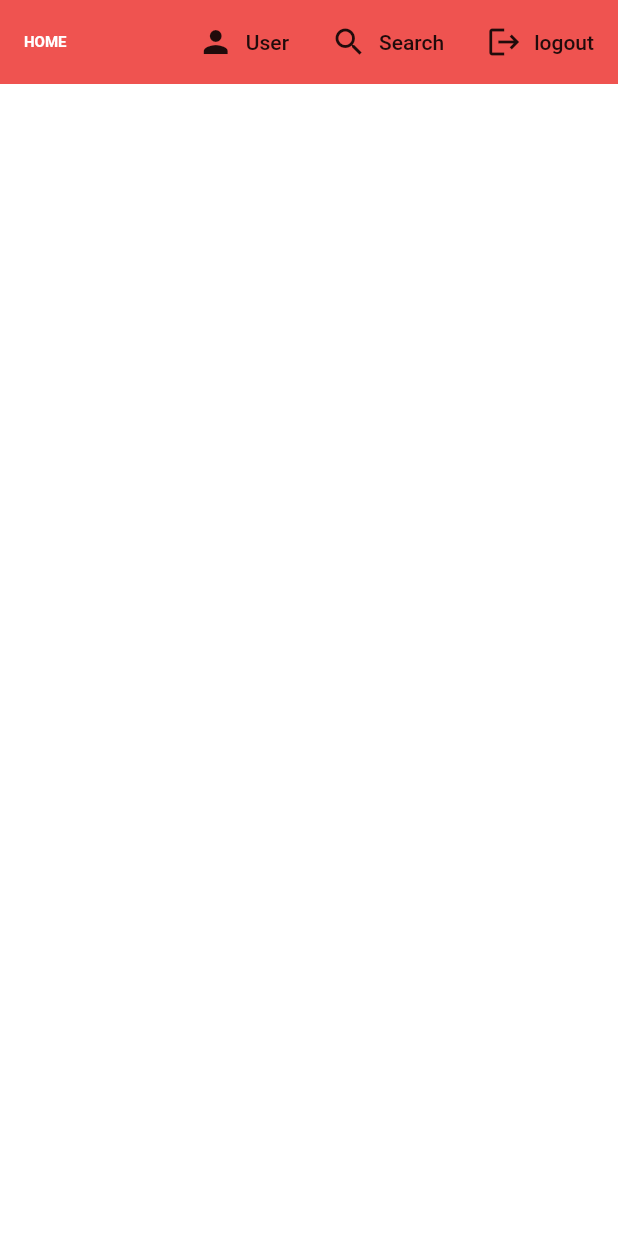
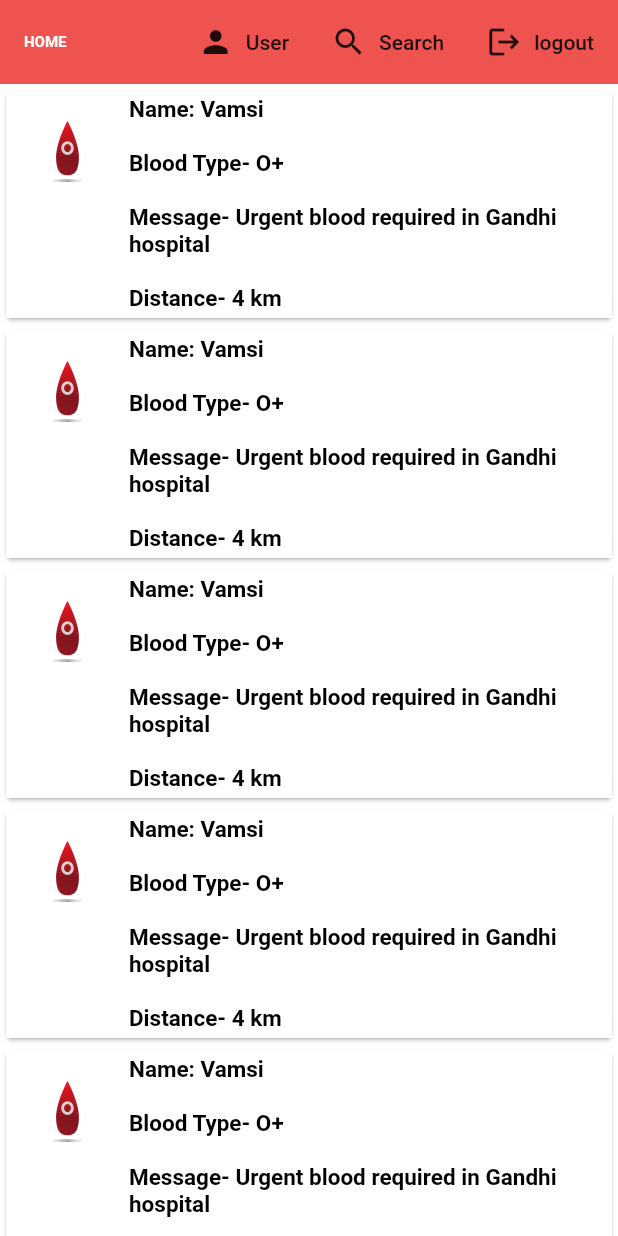
Before and after one commit to DEP-IIT-Ropar/Blood-Donor-App, a Flutter app: the screen it shows once a user with an empty profile is signed in, on a phone screen of 412 x 824 dp. Run offline on Flutter 3.47's test engine with Material 2 defaults, Android fonts, the phone set to English and light mode, and no system bars; our stand-ins replace cloud_firestore, firebase_auth, flutter_spinkit; missing offline and left inert: restcountries; accounts and stored records are empty.

Commit message:
Add files via upload

```diff
--- a/lib/screens/home/home.dart
+++ b/lib/screens/home/home.dart
@@ -1,5 +1,7 @@
 
 import 'package:flutter/material.dart';
+import 'package:myapp/screens/home/donor_list.dart';
+import 'package:myapp/screens/home/req_list.dart';
 import 'package:myapp/screens/home/user_form.dart';
 import 'package:myapp/services/auth.dart';
 import 'package:myapp/screens/home/findonor.dart';
@@ -62,6 +64,7 @@ class Home extends StatelessWidget {
         ],
 
       ),
+      body: ReqList(),
     );
   }
 }
--- /dev/null
+++ b/lib/screens/home/req_list.dart
@@ -0,0 +1,26 @@
+import 'package:flutter/material.dart';
+import 'package:myapp/models/donor.dart';
+import 'package:myapp/screens/home/req_tile.dart';
+import 'package:provider/provider.dart';
+
+class ReqList extends StatefulWidget {
+  @override
+  _ReqListState createState() => _ReqListState();
+}
+
+class _ReqListState extends State<ReqList> {
+  @override
+  Widget build(BuildContext context) {
+
+ //   final donors = Provider.of<List<Donor>>(context) ?? [];
+
+    return ListView.builder(
+
+      itemCount: 5,
+      itemBuilder: (context,index){
+        return ReqTile();
+      },
+
+    );
+  }
+}
--- /dev/null
+++ b/lib/screens/home/req_tile.dart
@@ -0,0 +1,40 @@
+import 'package:flutter/material.dart';
+import 'package:myapp/models/donor.dart';
+
+class ReqTile extends StatelessWidget {
+
+ // final Donor donor;
+ // ReqTile({this.donor});
+
+  @override
+  Widget build(BuildContext context) {
+    return Padding(
+      padding: EdgeInsets.only(top: 0.0),
+
+      child: Card(
+       // margin: EdgeInsets.fromLTRB(20.0, 6.0, 20.0, 0.0),
+        child: ListTile(
+          tileColor: Colors.white,
+          leading: CircleAvatar(
+            radius: 25.0,
+            backgroundColor: Colors.white,
+
+            //backgroundImage: AssetImage(vamsi),
+            backgroundImage: AssetImage('assets/O+.png'),
+            //Text(donor.bloodgrp),
+
+          ),
+          title: Text(
+              'Name: Vamsi',
+            style: TextStyle(color: Colors.black , fontWeight: FontWeight.bold , fontSize: 15.0),
+          ),
+          subtitle: Text(
+              '\nBlood Type- O+\n\nMessage- Urgent blood required in Gandhi hospital\n\nDistance- 4 km',
+            style: TextStyle(color: Colors.black , fontWeight: FontWeight.bold , fontSize: 15.0),
+          ),
+
+        ),
+      ),
+    );
+  }
+}
```
